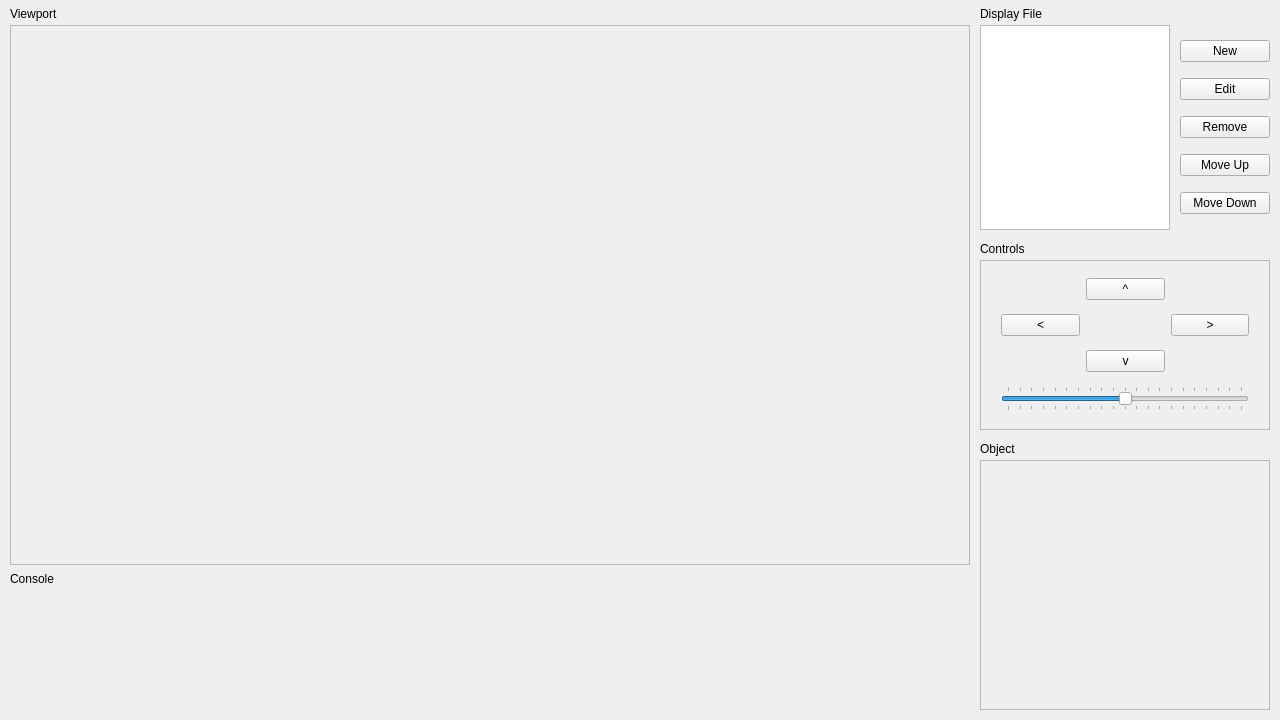
RamAddict/Interactive-Graphical-System, file data/g.ui: the form before one commit.
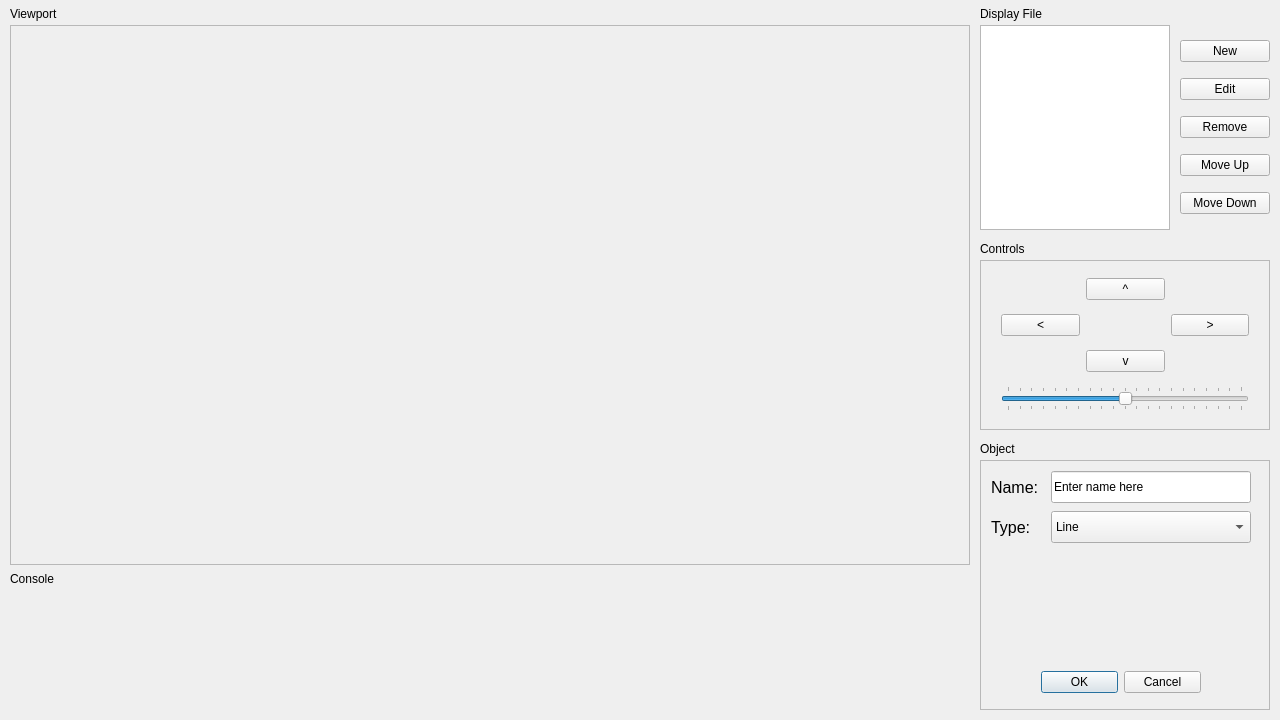
The form after the commit.

Commit message: Add remove object functionality

What changed in the file:
```diff
--- a/data/g.ui
+++ b/data/g.ui
@@ -2,6 +2,9 @@
 <ui version="4.0">
  <class>MainWindow</class>
  <widget class="QMainWindow" name="MainWindow">
+  <property name="enabled">
+   <bool>true</bool>
+  </property>
   <property name="geometry">
    <rect>
     <x>0</x>
@@ -153,22 +156,6 @@
      <string>Console</string>
     </property>
    </widget>
-   <widget class="QFrame" name="objectFrame">
-    <property name="geometry">
-     <rect>
-      <x>980</x>
-      <y>460</y>
-      <width>290</width>
-      <height>250</height>
-     </rect>
-    </property>
-    <property name="frameShape">
-     <enum>QFrame::StyledPanel</enum>
-    </property>
-    <property name="frameShadow">
-     <enum>QFrame::Raised</enum>
-    </property>
-   </widget>
    <widget class="QLabel" name="objectLabel">
     <property name="geometry">
      <rect>
@@ -198,7 +185,7 @@
      <enum>QFrame::Sunken</enum>
     </property>
    </widget>
-   <widget class="QWidget" name="">
+   <widget class="QWidget" name="layoutWidget">
     <property name="geometry">
      <rect>
       <x>1180</x>
@@ -245,6 +232,122 @@
      </item>
     </layout>
    </widget>
+   <widget class="QScrollArea" name="objectArea">
+    <property name="enabled">
+     <bool>true</bool>
+    </property>
+    <property name="geometry">
+     <rect>
+      <x>980</x>
+      <y>460</y>
+      <width>290</width>
+      <height>250</height>
+     </rect>
+    </property>
+    <property name="widgetResizable">
+     <bool>true</bool>
+    </property>
+    <widget class="QWidget" name="scrollAreaWidgetContents">
+     <property name="geometry">
+      <rect>
+       <x>0</x>
+       <y>0</y>
+       <width>286</width>
+       <height>246</height>
+      </rect>
+     </property>
+     <widget class="QLabel" name="nameLabel">
+      <property name="geometry">
+       <rect>
+        <x>10</x>
+        <y>10</y>
+        <width>50</width>
+        <height>32</height>
+       </rect>
+      </property>
+      <property name="font">
+       <font>
+        <pointsize>12</pointsize>
+       </font>
+      </property>
+      <property name="text">
+       <string>Name:</string>
+      </property>
+     </widget>
+     <widget class="QLineEdit" name="nameEdit">
+      <property name="geometry">
+       <rect>
+        <x>70</x>
+        <y>10</y>
+        <width>200</width>
+        <height>32</height>
+       </rect>
+      </property>
+      <property name="text">
+       <string>Enter name here</string>
+      </property>
+     </widget>
+     <widget class="QComboBox" name="typeBox">
+      <property name="geometry">
+       <rect>
+        <x>70</x>
+        <y>50</y>
+        <width>200</width>
+        <height>32</height>
+       </rect>
+      </property>
+      <property name="currentIndex">
+       <number>1</number>
+      </property>
+      <item>
+       <property name="text">
+        <string>Point</string>
+       </property>
+      </item>
+      <item>
+       <property name="text">
+        <string>Line</string>
+       </property>
+      </item>
+      <item>
+       <property name="text">
+        <string>Wireframe</string>
+       </property>
+      </item>
+     </widget>
+     <widget class="QLabel" name="typeLabel">
+      <property name="geometry">
+       <rect>
+        <x>10</x>
+        <y>50</y>
+        <width>40</width>
+        <height>32</height>
+       </rect>
+      </property>
+      <property name="font">
+       <font>
+        <pointsize>12</pointsize>
+       </font>
+      </property>
+      <property name="text">
+       <string>Type:</string>
+      </property>
+     </widget>
+     <widget class="QDialogButtonBox" name="dialogBox">
+      <property name="geometry">
+       <rect>
+        <x>60</x>
+        <y>204</y>
+        <width>160</width>
+        <height>34</height>
+       </rect>
+      </property>
+      <property name="standardButtons">
+       <set>QDialogButtonBox::Cancel|QDialogButtonBox::Ok</set>
+      </property>
+     </widget>
+    </widget>
+   </widget>
   </widget>
  </widget>
  <resources/>
```
The commit also changes 2 other files.
